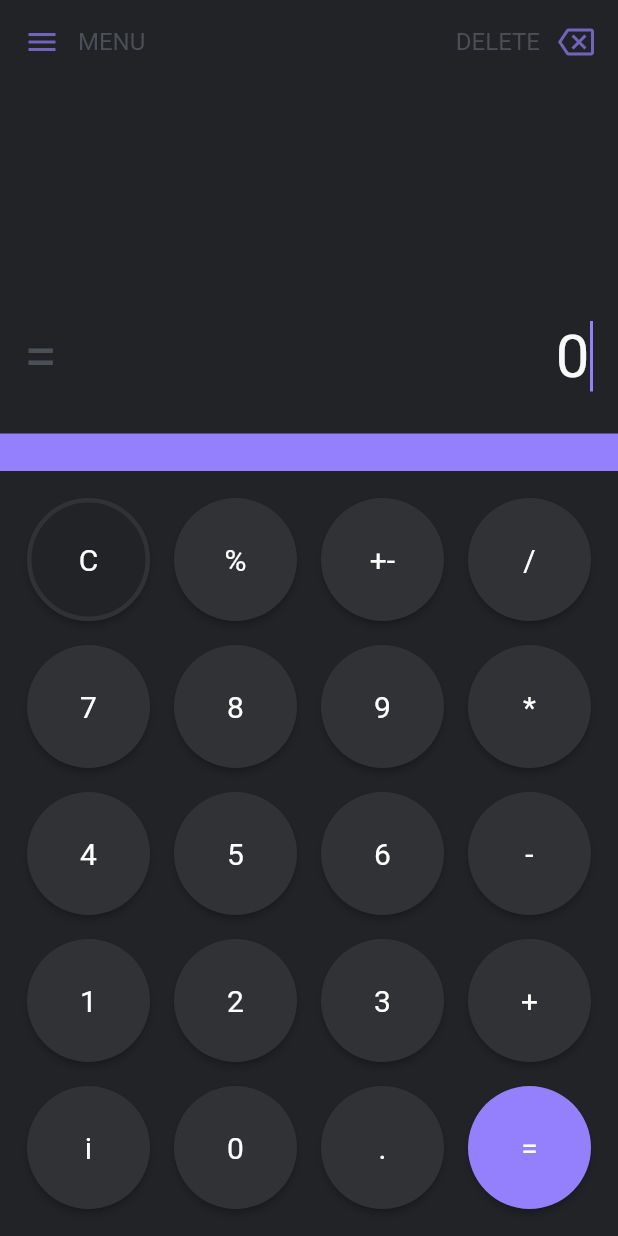
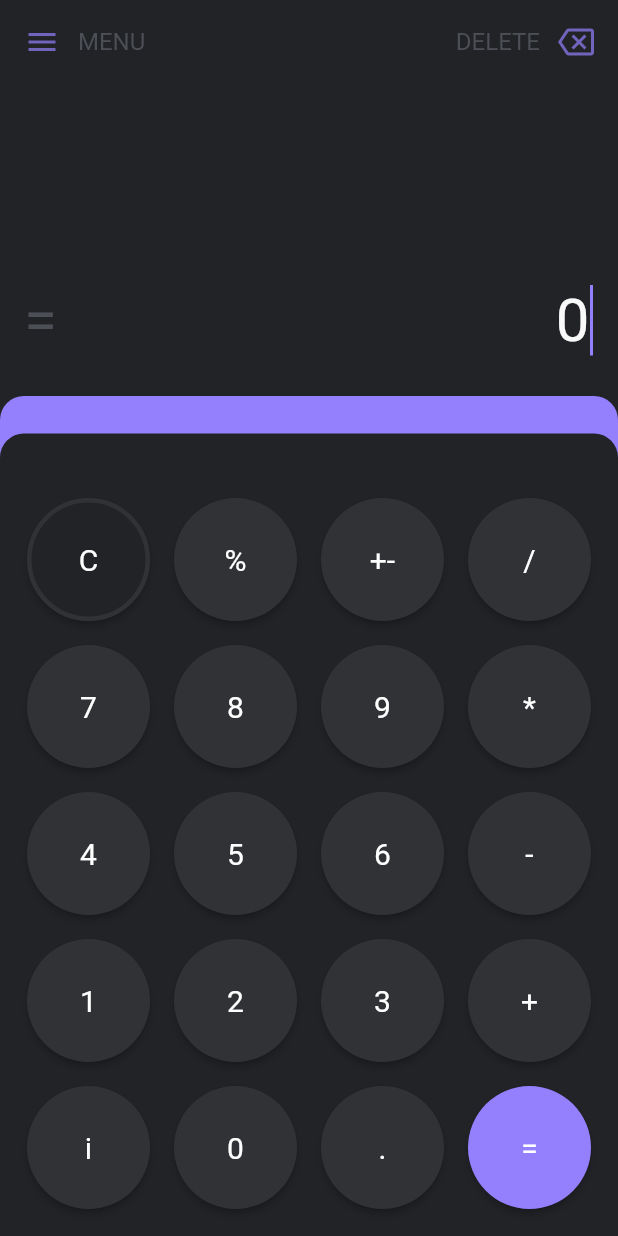
Before and after one commit to LaksCastro/code-heck, a Flutter app: the screen it shows after launch, on a phone screen of 412 x 824 dp. Run offline on Flutter 3.47's test engine with Material 2 defaults, Android fonts, the light colour scheme and no system bars; our stand-ins replace math_expressions.

Commit message:
(#1) Complete layout

```diff
--- a/shinoa/lib/view/display.dart
+++ b/shinoa/lib/view/display.dart
@@ -52,7 +52,9 @@
   static const _kHistoryTextStyle = TextStyle(color: kTextColor, fontSize: 20);
 
   Widget _buildResult() {
-    return Row(
+    return Padding(
+      padding: const EdgeInsets.only(bottom: 24.0),
+      child: Row(
         mainAxisAlignment: MainAxisAlignment.spaceBetween,
         children: [
           const Text(
@@ -74,6 +76,7 @@
             ),
           ),
         ],
+      ),
     );
   }
 
--- a/shinoa/lib/view/keyboard.dart
+++ b/shinoa/lib/view/keyboard.dart
@@ -46,18 +46,91 @@
     '=',
   ];
 
+  ButtonStyle _buildCEButtonStyle() {
+    return ButtonStyle(
+      backgroundColor: MaterialStateProperty.all(kBackgroundColor),
+      shape: MaterialStateProperty.all(
+        RoundedRectangleBorder(
+          borderRadius: BorderRadius.circular(50),
+          side: const BorderSide(
+            color: kPaperColor,
+            width: 3,
+          ),
+        ),
+      ),
+    );
+  }
+
+  ButtonStyle _buildEqualButtonStyle() {
+    return ButtonStyle(
+      backgroundColor: MaterialStateProperty.all(kAccentColor),
+      shape: MaterialStateProperty.all(
+        RoundedRectangleBorder(
+          borderRadius: BorderRadius.circular(50),
+        ),
+      ),
+    );
+  }
+
+  ButtonStyle _buildDefaultButtonStyle() {
+    return ButtonStyle(
+      backgroundColor: MaterialStateProperty.all(kPaperColor),
+      shape: MaterialStateProperty.all(
+        RoundedRectangleBorder(
+          borderRadius: BorderRadius.circular(50),
+        ),
+      ),
+    );
+  }
+
+  void _onButtonPressed(int index) {
+    if (buttons[index] == 'C') {
+      widget.store.clear();
+
+      /// clearScreenOp();
+      /// clearScreenResult();
+    } else if (buttons[index] == 'DEL') {
+      /// _backspace();
+    } else if (buttons[index] == '=') {
+      equalPressed();
+    } else {
+      _insertText(buttons[index]);
+    }
+  }
+
+  static const kBottomToolbar = 50.0;
+
   @override
   Widget build(BuildContext context) {
-    return Column(
-      children: <Widget>[
-        Row(
+    return Stack(
+      clipBehavior: Clip.none,
+      children: [
+        Positioned(
+          top: -kBottomToolbar / 2,
+          right: 0,
+          left: 0,
+          child: Container(
+            height: kBottomToolbar,
+            decoration: const BoxDecoration(
+              color: kAccentColor,
+              borderRadius: BorderRadius.only(
+                topLeft: Radius.circular(16),
+                topRight: Radius.circular(16),
+              ),
+            ),
+          ),
+        ),
+        Column(
           children: [
             Container(
-              width: MediaQuery.of(context).size.width,
-              height: 25,
-              color: kAccentColor,
-            )
-          ],
+              decoration: const BoxDecoration(
+                color: kBackgroundColor,
+                borderRadius: BorderRadius.only(
+                  topLeft: Radius.circular(16),
+                  topRight: Radius.circular(16),
+                ),
+              ),
+              height: kBottomToolbar / 2,
             ),
             Padding(
               padding: const EdgeInsets.all(10.0),
@@ -74,52 +147,11 @@
                       padding: const EdgeInsets.all(8.0),
                       child: ElevatedButton(
                         style: ce
-                        ? ButtonStyle(
-                            backgroundColor:
-                                MaterialStateProperty.all(kBackgroundColor),
-                            shape: MaterialStateProperty.all(
-                              RoundedRectangleBorder(
-                                borderRadius: BorderRadius.circular(50),
-                                side: const BorderSide(
-                                  color: kPaperColor,
-                                  width: 3,
-                                ),
-                              ),
-                            ),
-                          )
+                            ? _buildCEButtonStyle()
                             : equal
-                            ? ButtonStyle(
-                                backgroundColor:
-                                    MaterialStateProperty.all(kAccentColor),
-                                shape: MaterialStateProperty.all(
-                                  RoundedRectangleBorder(
-                                    borderRadius: BorderRadius.circular(50),
-                                  ),
-                                ),
-                              )
-                            : ButtonStyle(
-                                backgroundColor:
-                                    MaterialStateProperty.all(kPaperColor),
-                                shape: MaterialStateProperty.all(
-                                  RoundedRectangleBorder(
-                                    borderRadius: BorderRadius.circular(50),
-                                  ),
-                                ),
-                              ),
-                    onPressed: () {
-                      if (buttons[index] == 'C') {
-                        widget.store.clear();
-
-                        /// clearScreenOp();
-                        /// clearScreenResult();
-                      } else if (buttons[index] == 'DEL') {
-                        /// _backspace();
-                      } else if (buttons[index] == '=') {
-                        equalPressed();
-                      } else {
-                        _insertText(buttons[index]);
-                      }
-                    },
+                                ? _buildEqualButtonStyle()
+                                : _buildDefaultButtonStyle(),
+                        onPressed: () => _onButtonPressed(index),
                         child: Text(
                           buttons[index],
                           style: const TextStyle(fontSize: 20),
@@ -129,6 +161,8 @@
                   },
                 ),
               ),
+            ),
+          ],
         ),
       ],
     );
@@ -144,18 +178,33 @@
     final start = textSelection.start;
     final end = textSelection.end;
 
-    final newText = controllerText.replaceRange(
+    var newText = controllerText.replaceRange(
       start == -1 ? max : start,
       end == -1 ? max : end,
       text,
     );
 
+    final initialDuplicatedZeros = RegExp(r'^0*');
+
+    final nonNumeric = RegExp(r'[^0-9.]');
+
+    final rawNumbers = newText.split(nonNumeric);
+
+    final formattedNumbers = rawNumbers
+        .map((e) => e.length > 1 ? e.replaceAll(initialDuplicatedZeros, '') : e)
+        .toList();
+
+    for (var i = 0; i < rawNumbers.length; i++) {
+      newText = newText.replaceAll(rawNumbers[i], formattedNumbers[i]);
+    }
     final textLength = text.length;
     _controller.text = newText;
     _controller.selection = textSelection.copyWith(
       baseOffset: textSelection.start + textLength,
       extentOffset: textSelection.start + textLength,
     );
+
+    widget.store.moveCursorToTheEnd();
   }
 
   bool isOperator(String x) =>
@@ -169,7 +218,9 @@
 
     widget.store.previous.value = _controller.text;
 
-    _controller.text = '$eval'.substring(0, '$eval'.length.clamp(0, 8));
+    var text = '$eval'.substring(0, '$eval'.length.clamp(0, 8));
+
+    _controller.text = text;
     widget.store.moveCursorToTheEnd();
   }
 }
```
Lines whose indentation alone changed are shown as unchanged.
